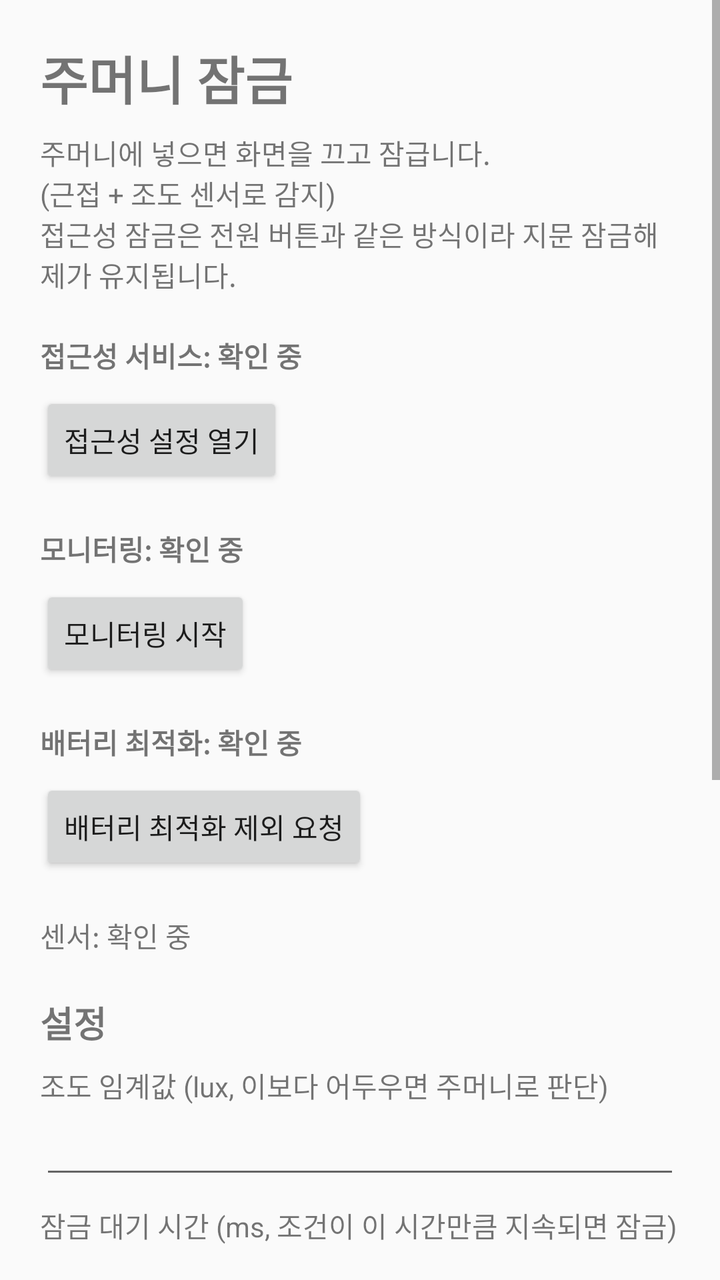
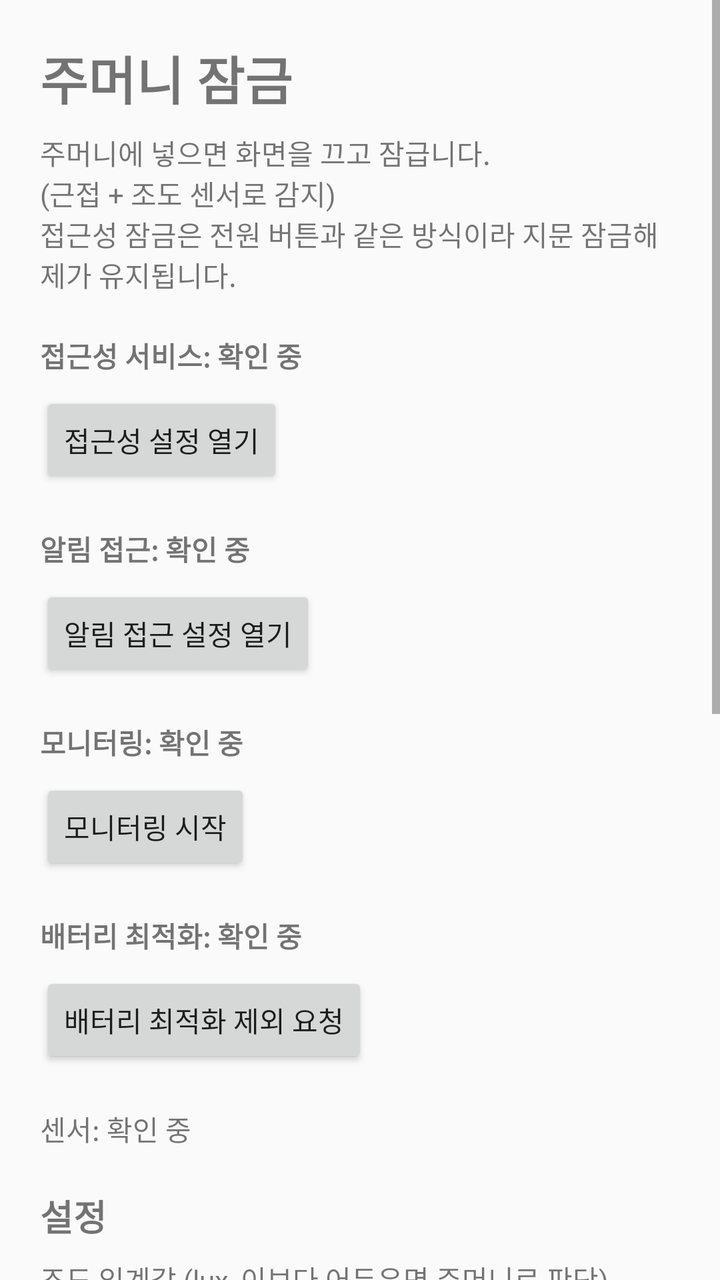

Before-and-after screenshots of an Android layout around one commit, followed by the original layout XML and the change that was made.
<!-- AndroidManifest.xml: application theme Theme.PocketLocker -->
<!-- res/layout/activity_main.xml -->
<?xml version="1.0" encoding="utf-8"?>
<ScrollView xmlns:android="http://schemas.android.com/apk/res/android"
    android:layout_width="match_parent"
    android:layout_height="match_parent">

    <LinearLayout
        android:layout_width="match_parent"
        android:layout_height="wrap_content"
        android:orientation="vertical"
        android:padding="20dp">

        <TextView
            android:layout_width="wrap_content"
            android:layout_height="wrap_content"
            android:text="주머니 잠금"
            android:textSize="26sp"
            android:textStyle="bold" />

        <TextView
            android:layout_width="wrap_content"
            android:layout_height="wrap_content"
            android:layout_marginTop="8dp"
            android:text="주머니에 넣으면 화면을 끄고 잠급니다.\n(근접 + 조도 센서로 감지)\n접근성 잠금은 전원 버튼과 같은 방식이라 지문 잠금해제가 유지됩니다." />

        <TextView
            android:id="@+id/tvA11y"
            android:layout_width="wrap_content"
            android:layout_height="wrap_content"
            android:layout_marginTop="20dp"
            android:text="접근성 서비스: 확인 중"
            android:textStyle="bold" />

        <Button
            android:id="@+id/btnA11y"
            android:layout_width="wrap_content"
            android:layout_height="wrap_content"
            android:layout_marginTop="8dp"
            android:text="접근성 설정 열기" />

        <TextView
            android:id="@+id/tvService"
            android:layout_width="wrap_content"
            android:layout_height="wrap_content"
            android:layout_marginTop="20dp"
            android:text="모니터링: 확인 중"
            android:textStyle="bold" />

        <Button
            android:id="@+id/btnToggle"
            android:layout_width="wrap_content"
            android:layout_height="wrap_content"
            android:layout_marginTop="8dp"
            android:text="모니터링 시작" />

        <TextView
            android:id="@+id/tvBattery"
            android:layout_width="wrap_content"
            android:layout_height="wrap_content"
            android:layout_marginTop="20dp"
            android:text="배터리 최적화: 확인 중"
            android:textStyle="bold" />

        <Button
            android:id="@+id/btnBattery"
            android:layout_width="wrap_content"
            android:layout_height="wrap_content"
            android:layout_marginTop="8dp"
            android:text="배터리 최적화 제외 요청" />

        <TextView
            android:id="@+id/tvSensors"
            android:layout_width="wrap_content"
            android:layout_height="wrap_content"
            android:layout_marginTop="20dp"
            android:text="센서: 확인 중" />

        <TextView
            android:layout_width="wrap_content"
            android:layout_height="wrap_content"
            android:layout_marginTop="20dp"
            android:text="설정"
            android:textSize="18sp"
            android:textStyle="bold" />

        <TextView
            android:layout_width="wrap_content"
            android:layout_height="wrap_content"
            android:layout_marginTop="8dp"
            android:text="조도 임계값 (lux, 이보다 어두우면 주머니로 판단)" />

        <EditText
            android:id="@+id/etLux"
            android:layout_width="match_parent"
            android:layout_height="wrap_content"
            android:inputType="numberDecimal" />

        <TextView
            android:layout_width="wrap_content"
            android:layout_height="wrap_content"
            android:layout_marginTop="8dp"
            android:text="잠금 대기 시간 (ms, 조건이 이 시간만큼 지속되면 잠금)" />

        <EditText
            android:id="@+id/etDelay"
            android:layout_width="match_parent"
            android:layout_height="wrap_content"
            android:inputType="number" />

        <Button
            android:id="@+id/btnSave"
            android:layout_width="wrap_content"
            android:layout_height="wrap_content"
            android:layout_marginTop="8dp"
            android:text="설정 저장" />

        <TextView
            android:layout_width="wrap_content"
            android:layout_height="wrap_content"
            android:layout_marginTop="20dp"
            android:text="로그"
            android:textSize="18sp"
            android:textStyle="bold" />

        <ScrollView
            android:layout_width="match_parent"
            android:layout_height="200dp"
            android:layout_marginTop="8dp"
            android:background="#11000000">

            <TextView
                android:id="@+id/tvLog"
                android:layout_width="match_parent"
                android:layout_height="wrap_content"
                android:padding="8dp"
                android:text="로그가 없습니다"
                android:textSize="12sp"
                android:fontFamily="monospace" />
        </ScrollView>

        <Button
            android:id="@+id/btnClearLog"
            android:layout_width="wrap_content"
            android:layout_height="wrap_content"
            android:layout_marginTop="8dp"
            android:text="로그 지우기" />

    </LinearLayout>
</ScrollView>
<!-- resources referenced by this layout -->
<resources>
  <style name="Theme.PocketLocker" parent="Theme.AppCompat.DayNight.NoActionBar">
      </style>
</resources>

<!-- the commit's change to res/layout/activity_main.xml (unified diff, before → after) -->
@@ -36,6 +36,21 @@
             android:layout_height="wrap_content"
             android:layout_marginTop="8dp"
             android:text="접근성 설정 열기" />
+
+        <TextView
+            android:id="@+id/tvNls"
+            android:layout_width="wrap_content"
+            android:layout_height="wrap_content"
+            android:layout_marginTop="20dp"
+            android:text="알림 접근: 확인 중"
+            android:textStyle="bold" />
+
+        <Button
+            android:id="@+id/btnNls"
+            android:layout_width="wrap_content"
+            android:layout_height="wrap_content"
+            android:layout_marginTop="8dp"
+            android:text="알림 접근 설정 열기" />
 
         <TextView
             android:id="@+id/tvService"
